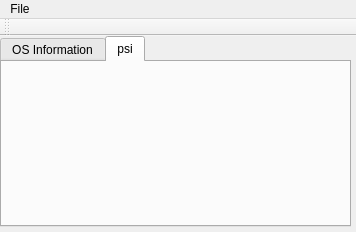
Above: mainwindow.ui from CryptoManiac/pswdrec before the change. Below: the same form after it.
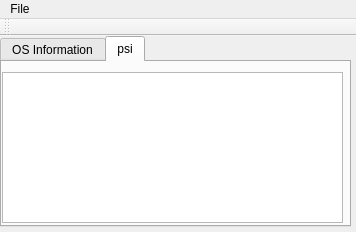
That is the form after the change.

Commit message: Psi in separate class Mainwindow now on screencenter

The edit to the form file:
```diff
--- a/mainwindow.ui
+++ b/mainwindow.ui
@@ -26,6 +26,9 @@
       <height>191</height>
      </rect>
     </property>
+    <property name="autoFillBackground">
+     <bool>false</bool>
+    </property>
     <property name="currentIndex">
      <number>1</number>
     </property>
@@ -41,17 +44,23 @@
      <attribute name="title">
       <string>psi</string>
      </attribute>
-     <widget class="QLabel" name="label">
+     <widget class="QTextEdit" name="textEdit">
       <property name="geometry">
        <rect>
-        <x>10</x>
+        <x>0</x>
         <y>10</y>
-        <width>321</width>
-        <height>141</height>
+        <width>341</width>
+        <height>151</height>
        </rect>
       </property>
-      <property name="text">
-       <string/>
+      <property name="autoFillBackground">
+       <bool>true</bool>
+      </property>
+      <property name="undoRedoEnabled">
+       <bool>false</bool>
+      </property>
+      <property name="readOnly">
+       <bool>true</bool>
       </property>
      </widget>
     </widget>
```
The commit also changes 7 other files.
